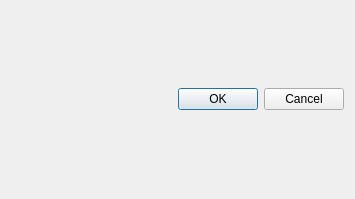
Above: src/Gui/ui_files/ProbesWatcherDialog.ui from loganek/gstcreator before the change. Below: the same form after it.
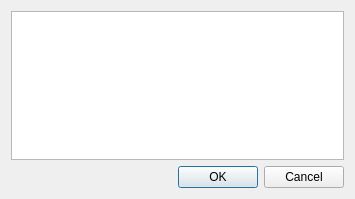
That is the form after the change.

```diff
--- a/src/Gui/ui_files/ProbesWatcherDialog.ui
+++ b/src/Gui/ui_files/ProbesWatcherDialog.ui
@@ -15,7 +15,11 @@
   </property>
   <layout class="QVBoxLayout" name="verticalLayout">
    <item>
-    <layout class="QHBoxLayout" name="horizontalLayout_4"/>
+    <layout class="QHBoxLayout" name="horizontalLayout_4">
+     <item>
+      <widget class="QTreeView" name="bufferProbesTreeView"/>
+     </item>
+    </layout>
    </item>
    <item>
     <widget class="QDialogButtonBox" name="buttonBox">
```
